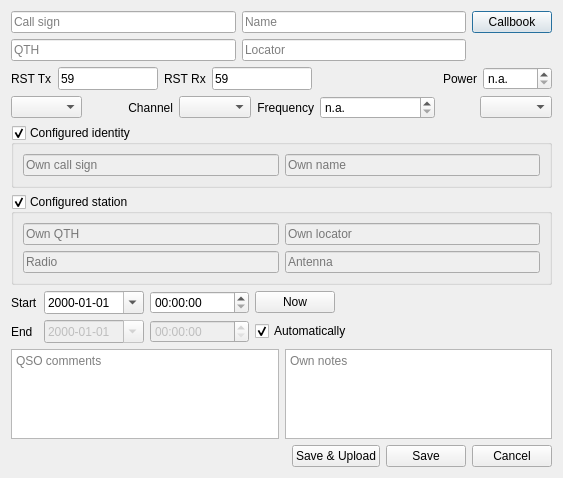
First picture: the form in ui_files/DragonLog_QSOForm.ui, repository gitandy/DragonLog, before the edit.
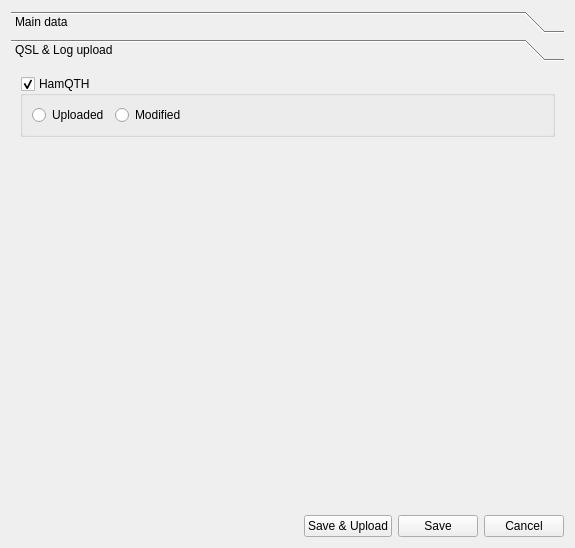
Second picture: the form after the edit. The open tabs and pages were chosen to show the change.

Commit message: Track HamQTH upload status

The edit to the form file:
```diff
--- a/ui_files/DragonLog_QSOForm.ui
+++ b/ui_files/DragonLog_QSOForm.ui
@@ -6,8 +6,8 @@
    <rect>
     <x>0</x>
     <y>0</y>
-    <width>563</width>
-    <height>478</height>
+    <width>575</width>
+    <height>548</height>
    </rect>
   </property>
   <property name="windowTitle">
@@ -15,6 +15,24 @@
   </property>
   <layout class="QVBoxLayout" name="verticalLayout">
    <item>
+    <widget class="QToolBox" name="toolBox">
+     <property name="currentIndex">
+      <number>0</number>
+     </property>
+     <widget class="QWidget" name="page">
+      <property name="geometry">
+       <rect>
+        <x>0</x>
+        <y>0</y>
+        <width>557</width>
+        <height>438</height>
+       </rect>
+      </property>
+      <attribute name="label">
+       <string>Main data</string>
+      </attribute>
+      <layout class="QVBoxLayout" name="verticalLayout_5">
+       <item>
     <layout class="QVBoxLayout" name="verticalLayout_2">
      <item>
       <layout class="QGridLayout" name="gridLayout_3">
@@ -496,6 +514,77 @@
      </item>
     </layout>
    </item>
+      </layout>
+     </widget>
+     <widget class="QWidget" name="page_2">
+      <property name="geometry">
+       <rect>
+        <x>0</x>
+        <y>0</y>
+        <width>557</width>
+        <height>438</height>
+       </rect>
+      </property>
+      <attribute name="label">
+       <string>QSL &amp;&amp; Log upload</string>
+      </attribute>
+      <layout class="QVBoxLayout" name="verticalLayout_6">
+       <item>
+        <widget class="QGroupBox" name="hamQTHGroupBox">
+         <property name="title">
+          <string>HamQTH</string>
+         </property>
+         <property name="checkable">
+          <bool>true</bool>
+         </property>
+         <layout class="QHBoxLayout" name="horizontalLayout_3">
+          <item>
+           <widget class="QRadioButton" name="hamQTHuplRadioButton">
+            <property name="text">
+             <string>Uploaded</string>
+            </property>
+           </widget>
+          </item>
+          <item>
+           <widget class="QRadioButton" name="hamQTHmodRadioButton">
+            <property name="text">
+             <string>Modified</string>
+            </property>
+           </widget>
+          </item>
+          <item>
+           <spacer name="horizontalSpacer_7">
+            <property name="orientation">
+             <enum>Qt::Horizontal</enum>
+            </property>
+            <property name="sizeHint" stdset="0">
+             <size>
+              <width>40</width>
+              <height>20</height>
+             </size>
+            </property>
+           </spacer>
+          </item>
+         </layout>
+        </widget>
+       </item>
+       <item>
+        <spacer name="verticalSpacer">
+         <property name="orientation">
+          <enum>Qt::Vertical</enum>
+         </property>
+         <property name="sizeHint" stdset="0">
+          <size>
+           <width>20</width>
+           <height>40</height>
+          </size>
+         </property>
+        </spacer>
+       </item>
+      </layout>
+     </widget>
+    </widget>
+   </item>
    <item>
     <layout class="QHBoxLayout" name="horizontalLayout_2">
      <item>
```
Left out of the diff: 6 changed lines with no effect on the pictures. Lines whose indentation alone changed are shown as unchanged. The commit also changes 3 other files.
